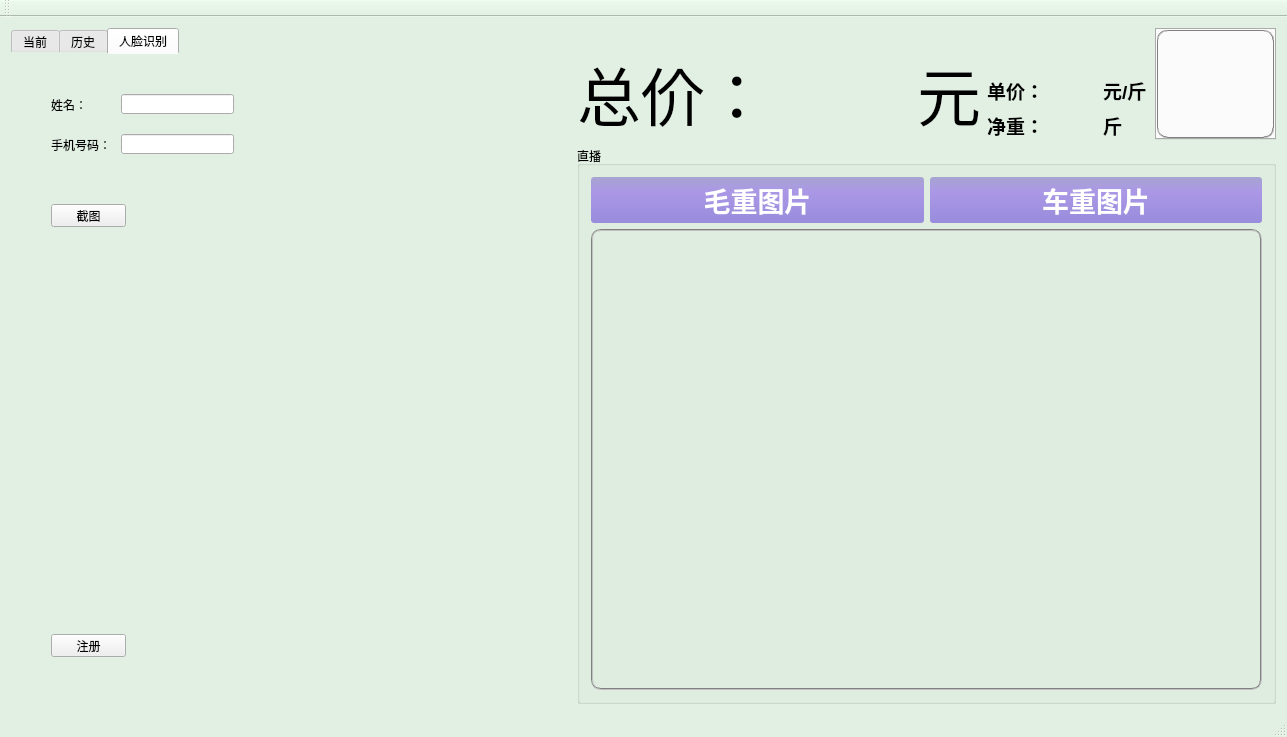
Qt form wasterecycle.ui (ljhuan/WasteRecycle) before a commit.
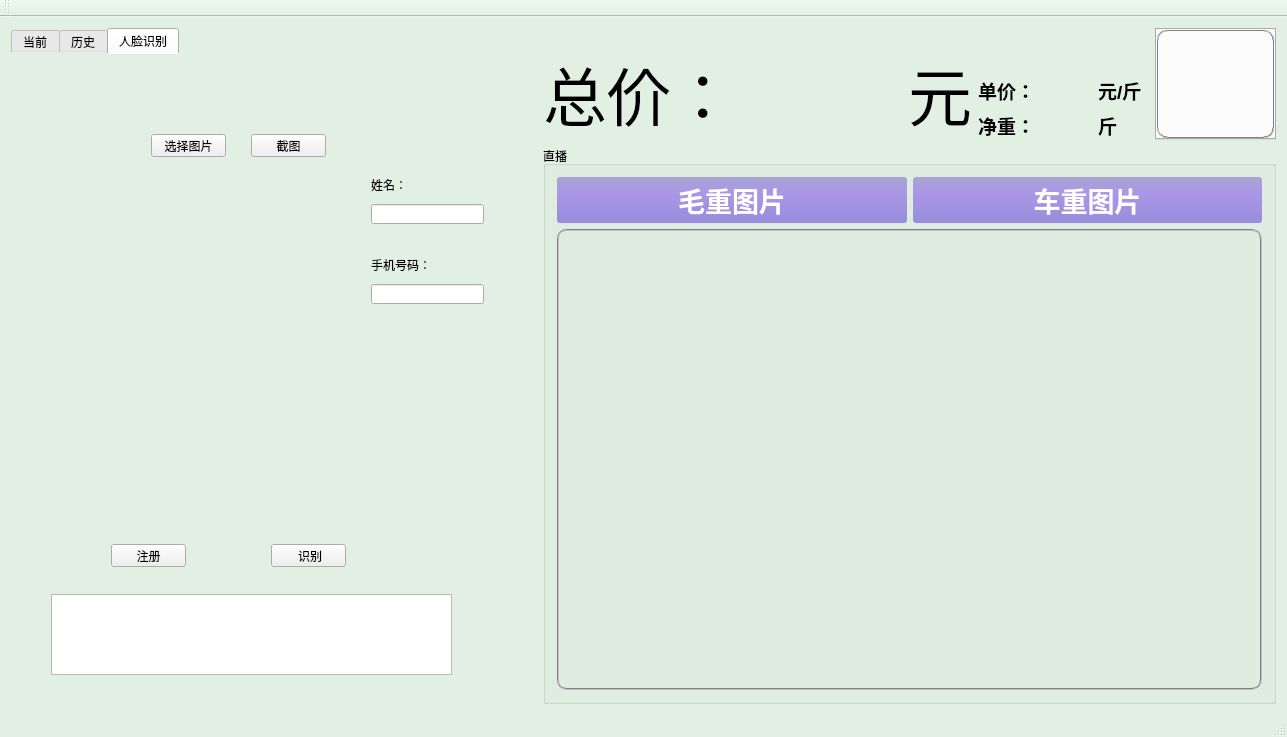
The same form after that commit. The open tabs and pages were chosen to show the change.

What changed in the file:
```diff
--- a/wasterecycle.ui
+++ b/wasterecycle.ui
@@ -90,7 +90,7 @@
    <string notr="true"/>
   </property>
   <widget class="QWidget" name="centralWidget">
-   <layout class="QHBoxLayout" name="horizontalLayout_9" stretch="4,5">
+   <layout class="QHBoxLayout" name="horizontalLayout_9" stretch="0,5">
     <item>
      <widget class="QTabWidget" name="tabWidget">
       <property name="styleSheet">
@@ -1380,8 +1380,8 @@
        <widget class="QLabel" name="lb_phone">
         <property name="geometry">
          <rect>
-          <x>40</x>
-          <y>80</y>
+          <x>360</x>
+          <y>200</y>
           <width>61</width>
           <height>21</height>
          </rect>
@@ -1393,9 +1393,9 @@
        <widget class="QLabel" name="lb_name">
         <property name="geometry">
          <rect>
-          <x>40</x>
-          <y>40</y>
-          <width>61</width>
+          <x>360</x>
+          <y>120</y>
+          <width>41</width>
           <height>21</height>
          </rect>
         </property>
@@ -1406,10 +1406,10 @@
        <widget class="QLabel" name="lb_show">
         <property name="geometry">
          <rect>
-          <x>50</x>
-          <y>250</y>
-          <width>441</width>
-          <height>272</height>
+          <x>40</x>
+          <y>120</y>
+          <width>311</width>
+          <height>271</height>
          </rect>
         </property>
         <property name="text">
@@ -1419,8 +1419,8 @@
        <widget class="QPushButton" name="btn_capture">
         <property name="geometry">
          <rect>
-          <x>40</x>
-          <y>150</y>
+          <x>240</x>
+          <y>80</y>
           <width>75</width>
           <height>23</height>
          </rect>
@@ -1432,8 +1432,8 @@
        <widget class="QLineEdit" name="le_name">
         <property name="geometry">
          <rect>
-          <x>110</x>
-          <y>40</y>
+          <x>360</x>
+          <y>150</y>
           <width>113</width>
           <height>20</height>
          </rect>
@@ -1442,8 +1442,8 @@
        <widget class="QLineEdit" name="le_phone">
         <property name="geometry">
          <rect>
-          <x>110</x>
-          <y>80</y>
+          <x>360</x>
+          <y>230</y>
           <width>113</width>
           <height>20</height>
          </rect>
@@ -1452,8 +1452,8 @@
        <widget class="QPushButton" name="btn_register">
         <property name="geometry">
          <rect>
-          <x>40</x>
-          <y>580</y>
+          <x>100</x>
+          <y>490</y>
           <width>75</width>
           <height>23</height>
          </rect>
@@ -1462,6 +1462,55 @@
          <string>注册</string>
         </property>
        </widget>
+       <widget class="QPushButton" name="btn_analyze">
+        <property name="geometry">
+         <rect>
+          <x>260</x>
+          <y>490</y>
+          <width>75</width>
+          <height>23</height>
+         </rect>
+        </property>
+        <property name="text">
+         <string> 识别</string>
+        </property>
+       </widget>
+       <widget class="QTextBrowser" name="textBrowser">
+        <property name="geometry">
+         <rect>
+          <x>40</x>
+          <y>540</y>
+          <width>401</width>
+          <height>81</height>
+         </rect>
+        </property>
+       </widget>
+       <widget class="QPushButton" name="btn_select">
+        <property name="geometry">
+         <rect>
+          <x>140</x>
+          <y>80</y>
+          <width>75</width>
+          <height>23</height>
+         </rect>
+        </property>
+        <property name="text">
+         <string>选择图片</string>
+        </property>
+       </widget>
+       <widget class="QLabel" name="lb_path">
+        <property name="geometry">
+         <rect>
+          <x>40</x>
+          <y>410</y>
+          <width>391</width>
+          <height>16</height>
+         </rect>
+        </property>
+        <property name="text">
+         <string/>
+        </property>
+       </widget>
       </widget>
      </widget>
     </item>
```
Left out of the diff: 2 changed lines with no effect on the pictures.
